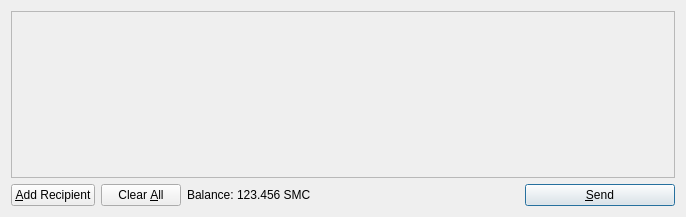
TrustyJAID/TrustyCoin, file src/qt/forms/sendcoinsdialog.ui: the form before one commit.
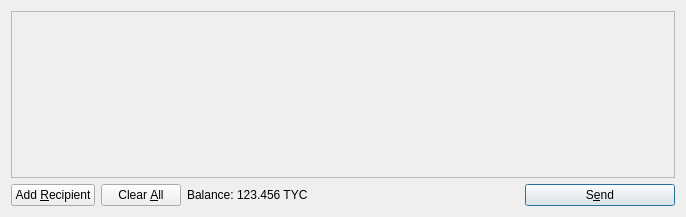
The form after the commit. Icons and pictures are not drawn.

```diff
--- a/src/qt/forms/sendcoinsdialog.ui
+++ b/src/qt/forms/sendcoinsdialog.ui
@@ -64,7 +64,7 @@
         <string>Send to multiple recipients at once</string>
        </property>
        <property name="text">
-        <string>&amp;Add Recipient</string>
+        <string>Add &amp;Recipient</string>
        </property>
        <property name="icon">
         <iconset resource="../bitcoin.qrc">
@@ -119,7 +119,7 @@
           <cursorShape>IBeamCursor</cursorShape>
          </property>
          <property name="text">
-          <string>123.456 SMC</string>
+          <string>123.456 TYC</string>
          </property>
          <property name="textInteractionFlags">
           <set>Qt::LinksAccessibleByMouse|Qt::TextSelectableByKeyboard|Qt::TextSelectableByMouse</set>
@@ -153,7 +153,7 @@
         <string>Confirm the send action</string>
        </property>
        <property name="text">
-        <string>&amp;Send</string>
+        <string>S&amp;end</string>
        </property>
        <property name="icon">
         <iconset resource="../bitcoin.qrc">
```
Left out of the diff: 8 changed lines with no effect on the pictures.
